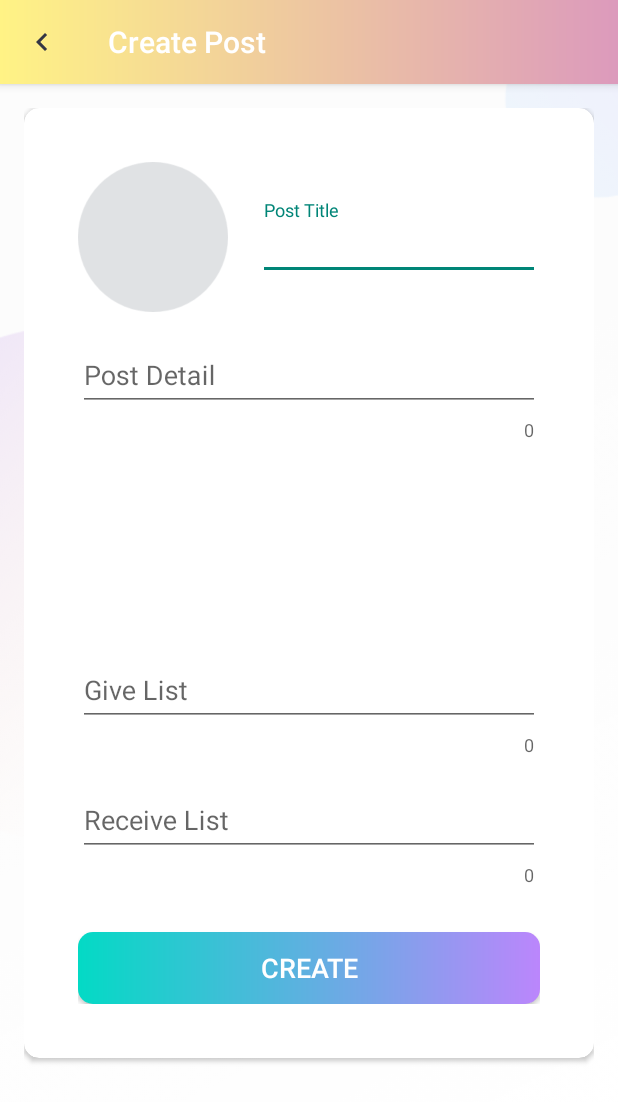
After one commit to DKIV9570/Give-Receive, an Android app: the CreatePostActivity screen opened directly, with no data from a screen before it, on a phone screen of 412 x 824 dp. The commit adds this screen. Shown: the top 1102 px of the screen. Run offline under Robolectric (Android 15) with nearby library versions, the phone set to English and light mode, and no system bars; our stand-ins replace Firebase (no records; nobody signed in at launch, a user with empty details on screens opened directly).

Commit message:
basic create post page

```diff
--- /dev/null
+++ b/app/src/main/java/com/example/givereceive/activities/CreatePostActivity.kt
@@ -0,0 +1,90 @@
+package com.example.givereceive.activities
+
+import android.Manifest
+import android.app.Activity
+import android.content.Intent
+import android.content.pm.PackageManager
+import android.net.Uri
+import androidx.appcompat.app.AppCompatActivity
+import android.os.Bundle
+import android.view.WindowManager
+import androidx.core.app.ActivityCompat
+import androidx.core.content.ContextCompat
+import com.bumptech.glide.Glide
+import com.example.givereceive.R
+import com.example.givereceive.utils.Constants
+import kotlinx.android.synthetic.main.activity_create_post.*
+import kotlinx.android.synthetic.main.activity_my_profile.*
+import java.io.IOException
+
+class CreatePostActivity : BaseActivity() {
+
+    private var mSelectedImageFileUri: Uri? = null
+
+    private lateinit var mUserName: String
+
+    override fun onCreate(savedInstanceState: Bundle?) {
+
+        window.setFlags(
+            WindowManager.LayoutParams.FLAG_FULLSCREEN,
+            WindowManager.LayoutParams.FLAG_FULLSCREEN
+        )
+        super.onCreate(savedInstanceState)
+        setContentView(R.layout.activity_create_post)
+        setupActionBar()
+
+        if(intent.hasExtra(Constants.NAME)){
+            mUserName = intent.getStringExtra(Constants.NAME).toString()
+        }
+
+        iv_post_image.setOnClickListener {
+            if (ContextCompat.checkSelfPermission(this, Manifest.permission.READ_EXTERNAL_STORAGE)
+                == PackageManager.PERMISSION_GRANTED){
+                Constants.showImageChooser(this)
+            }else{
+                ActivityCompat.requestPermissions(this,
+                    arrayOf(Manifest.permission.READ_EXTERNAL_STORAGE),
+                    Constants.READ_STORAGE_PERMISSION_CODE)
+            }
+        }
+    }
+
+    fun postCreatedSuccessfully(){
+        hideProgressDialog()
+        finish()
+    }
+
+
+
+    private fun setupActionBar(){
+        setSupportActionBar(toolbar_create_post_activity)
+        val actionBar = supportActionBar
+        if(actionBar != null){
+            actionBar.setDisplayHomeAsUpEnabled(true)
+            actionBar.setHomeAsUpIndicator(R.drawable.ic_black_color_back_24dp)
+            actionBar.title = resources.getString(R.string.create_Post_title)
+        }
+
+        toolbar_create_post_activity.setNavigationOnClickListener { onBackPressed() }
+    }
+
+    override fun onActivityResult(requestCode: Int, resultCode: Int, data: Intent?) {
+        super.onActivityResult(requestCode, resultCode, data)
+        if(resultCode == Activity.RESULT_OK && requestCode == Constants.PICK_IMAGE_REQUEST_CODE &&
+            data!!.data!= null){
+            mSelectedImageFileUri = data.data
+
+            try{
+                Glide
+                    .with(this)
+                    .load(mSelectedImageFileUri)
+                    .centerCrop()
+                    .placeholder(R.drawable.ic_post_place_holder)
+                    .into(iv_post_image)
+            }catch (e: IOException){
+                e.printStackTrace()
+            }
+
+        }
+    }
+}
--- a/app/src/main/res/layout-v23/app_bar_main.xml
+++ b/app/src/main/res/layout-v23/app_bar_main.xml
@@ -23,10 +23,13 @@
     <include layout="@layout/content_main" />
 
     <com.google.android.material.floatingactionbutton.FloatingActionButton
-        android:id="@+id/fab_create_board"
+        android:id="@+id/fab_create_post"
         android:layout_width="wrap_content"
         android:layout_height="wrap_content"
         android:layout_gravity="bottom|end"
         android:layout_margin="@dimen/fab_margin"
+        android:background="@drawable/nav_header_main_background"
+        android:outlineAmbientShadowColor="@color/colorAccent"
+        app:rippleColor="@color/colorAccent"
         app:srcCompat="@drawable/ic_vector_add_24dp" />
 </androidx.coordinatorlayout.widget.CoordinatorLayout>
--- a/app/src/main/res/layout-v23/content_main.xml
+++ b/app/src/main/res/layout-v23/content_main.xml
@@ -31,7 +31,7 @@
             android:gravity="center"
             android:text="@string/no_posts_are_available"
             android:textColor="@color/secondary_text_color"
-            android:textSize="@dimen/no_boards_available_text_size" />
+            android:textSize="@dimen/no_posts_available_text_size" />
 
     </androidx.cardview.widget.CardView>
 </LinearLayout>
--- /dev/null
+++ b/app/src/main/res/layout/activity_create_post.xml
@@ -0,0 +1,139 @@
+<?xml version="1.0" encoding="utf-8"?>
+<LinearLayout xmlns:android="http://schemas.android.com/apk/res/android"
+    xmlns:app="http://schemas.android.com/apk/res-auto"
+    xmlns:tools="http://schemas.android.com/tools"
+    android:layout_width="match_parent"
+    android:layout_height="match_parent"
+    android:orientation="vertical"
+    tools:context=".activities.CreatePostActivity">
+
+    <com.google.android.material.appbar.AppBarLayout
+        android:layout_width="match_parent"
+        android:layout_height="wrap_content"
+        android:theme="@style/AppTheme.AppBarOverlay">
+
+        <androidx.appcompat.widget.Toolbar
+            android:id="@+id/toolbar_create_post_activity"
+            android:layout_width="match_parent"
+            android:layout_height="?attr/actionBarSize"
+            android:background="@drawable/nav_header_main_background"
+            app:popupTheme="@style/AppTheme.PopupOverlay" />
+    </com.google.android.material.appbar.AppBarLayout>
+
+    <LinearLayout
+        android:layout_width="match_parent"
+        android:layout_height="wrap_content"
+        android:background="@drawable/ic_background"
+        android:orientation="vertical"
+        android:padding="@dimen/create_post_content_padding">
+
+        <androidx.cardview.widget.CardView
+            android:layout_width="match_parent"
+            android:layout_height="match_parent"
+            android:elevation="@dimen/card_view_elevation"
+            app:cardCornerRadius="@dimen/card_view_corner_radius">
+
+            <LinearLayout
+                android:layout_width="match_parent"
+                android:layout_height="wrap_content"
+                android:gravity="center_horizontal"
+                android:orientation="vertical"
+                android:layout_margin="20sp"
+                android:padding="@dimen/card_view_layout_content_padding">
+
+                <LinearLayout
+                    android:layout_width="match_parent"
+                    android:layout_height="wrap_content"
+                    >
+                    <ImageView
+                        android:id="@+id/iv_post_image"
+                        android:layout_width="@dimen/post_image_size"
+                        android:layout_height="@dimen/post_image_size"
+                        android:contentDescription="@string/image_contentDescription"
+                        android:src="@drawable/ic_post_place_holder" />
+
+                    <com.google.android.material.textfield.TextInputLayout
+                        android:layout_width="match_parent"
+                        android:layout_height="wrap_content"
+                        android:layout_marginStart="20sp"
+                        android:layout_marginTop="@dimen/create_post_til_marginTop">
+
+                        <androidx.appcompat.widget.AppCompatEditText
+                            android:id="@+id/et_post_name"
+                            android:layout_width="match_parent"
+                            android:layout_height="wrap_content"
+                            android:hint="@string/Post_title"
+                            android:inputType="text"
+                            android:textSize="@dimen/et_text_size" />
+
+                    </com.google.android.material.textfield.TextInputLayout>
+
+                </LinearLayout>
+
+
+                <com.google.android.material.textfield.TextInputLayout
+                    android:layout_marginTop="10sp"
+                    android:id="@+id/et_post_content"
+                    android:layout_width="match_parent"
+                    android:layout_height="wrap_content"
+                    android:minHeight="@dimen/custom_min_height"
+                    app:counterEnabled="true"
+                    android:hint="@string/Post_detail">
+
+                    <com.google.android.material.textfield.TextInputEditText
+                        android:layout_width="match_parent"
+                        android:layout_height="wrap_content"
+                        android:lineSpacingExtra="2dp"
+                        />
+
+                </com.google.android.material.textfield.TextInputLayout>
+
+                <com.google.android.material.textfield.TextInputLayout
+                    android:layout_marginTop="10sp"
+                    android:id="@+id/et_give_list"
+                    android:layout_width="match_parent"
+                    android:layout_height="wrap_content"
+                    app:counterEnabled="true"
+                    android:hint="@string/Give_list">
+
+                    <com.google.android.material.textfield.TextInputEditText
+                        android:layout_width="match_parent"
+                        android:layout_height="wrap_content"
+                        />
+
+                </com.google.android.material.textfield.TextInputLayout>
+
+                <com.google.android.material.textfield.TextInputLayout
+                    android:layout_marginTop="10sp"
+                    android:id="@+id/et_receive_list"
+                    android:layout_width="match_parent"
+                    android:layout_height="wrap_content"
+                    app:counterEnabled="true"
+                    android:hint="@string/Receive_list">
+
+                    <com.google.android.material.textfield.TextInputEditText
+                        android:layout_width="match_parent"
+                        android:layout_height="wrap_content"
+                        />
+
+                </com.google.android.material.textfield.TextInputLayout>
+
+                <Button
+                    android:id="@+id/btn_create"
+                    android:layout_width="match_parent"
+                    android:layout_height="wrap_content"
+                    android:layout_gravity="center"
+                    android:layout_marginTop="@dimen/create_post_btn_marginTop"
+                    android:background="@drawable/shape_button_rounded"
+                    android:foreground="?attr/selectableItemBackground"
+                    android:gravity="center"
+                    android:paddingTop="@dimen/btn_paddingTopBottom"
+                    android:paddingBottom="@dimen/btn_paddingTopBottom"
+                    android:text="@string/create"
+                    android:textColor="@android:color/white"
+                    android:textSize="@dimen/btn_text_size" />
+            </LinearLayout>
+        </androidx.cardview.widget.CardView>
+
+    </LinearLayout>
+</LinearLayout>
--- a/app/src/main/res/values/strings.xml
+++ b/app/src/main/res/values/strings.xml
@@ -34,4 +34,13 @@
     <string name="my_profile">My Profile</string>
 
 
+    <string name="create_Post_title">Create Post</string>
+    <string name="create">CREATE</string>
+    <string name="Post_title">Post Title</string>
+    <string name="Post_detail">Post Detail</string>
+
+    <string name="Give_list">Give List</string>
+    <string name="Receive_list">Receive List</string>
+
+
 </resources>
```
Also changed, not shown: app/src/main/AndroidManifest.xml (+9 -5 lines), app/src/main/java/com/example/givereceive/activities/MainActivity.kt (+29 -1 lines), app/src/main/java/com/example/givereceive/activities/MyProfileActivity.kt (+35 -19 lines), app/src/main/java/com/example/givereceive/firebase/FirestoreClass.kt (+28 -4 lines), app/src/main/java/com/example/givereceive/models/Post.kt (added, +47 -0 lines), app/src/main/java/com/example/givereceive/utils/Constants.kt (+26 -0 lines), app/src/main/res/values/dimens.xml (+15 -14 lines), app/src/main/res/drawable-v24/ic_post_place_holder.png (added).
